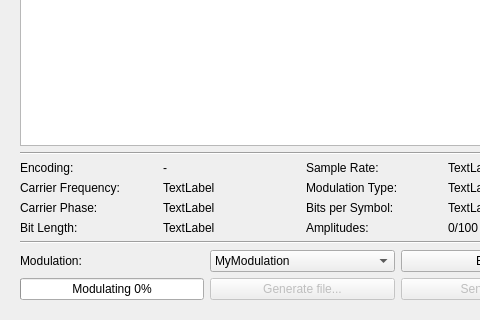
Before: the Qt Designer form data/ui/generator.ui in jopohl/urh, drawn with Qt 5; both pictures show x 0 to 480 and y 454 to 774 of the 1287 by 774 pixel window.
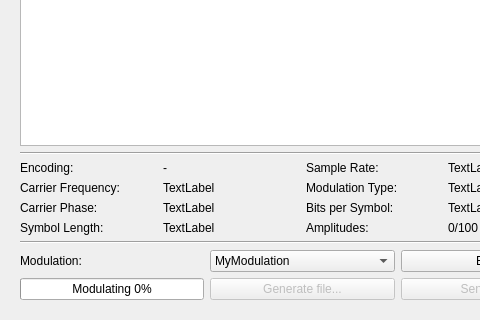
After: the same form once the commit is applied. Icons and pictures are not drawn. Custom widgets are drawn as their Qt base class.

```diff
--- a/data/ui/generator.ui
+++ b/data/ui/generator.ui
@@ -347,7 +347,7 @@
                <item row="3" column="0">
                 <widget class="QLabel" name="lBitLength">
                  <property name="text">
-                  <string>Bit Length:</string>
+                  <string>Symbol Length:</string>
                  </property>
                 </widget>
                </item>
```
